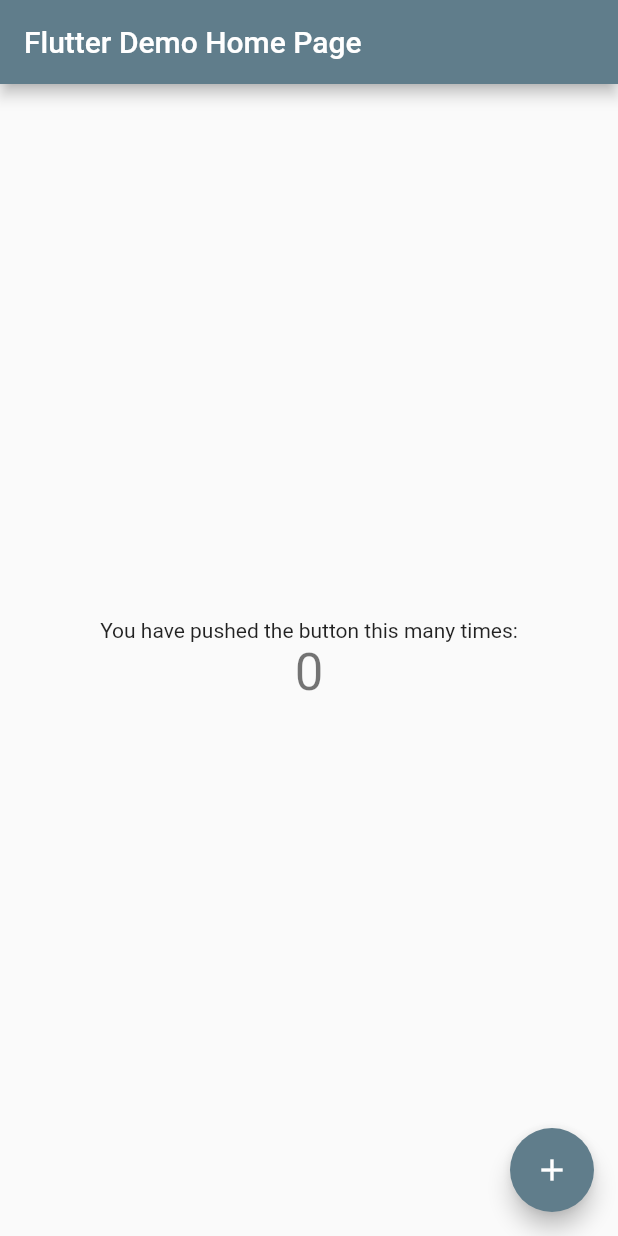
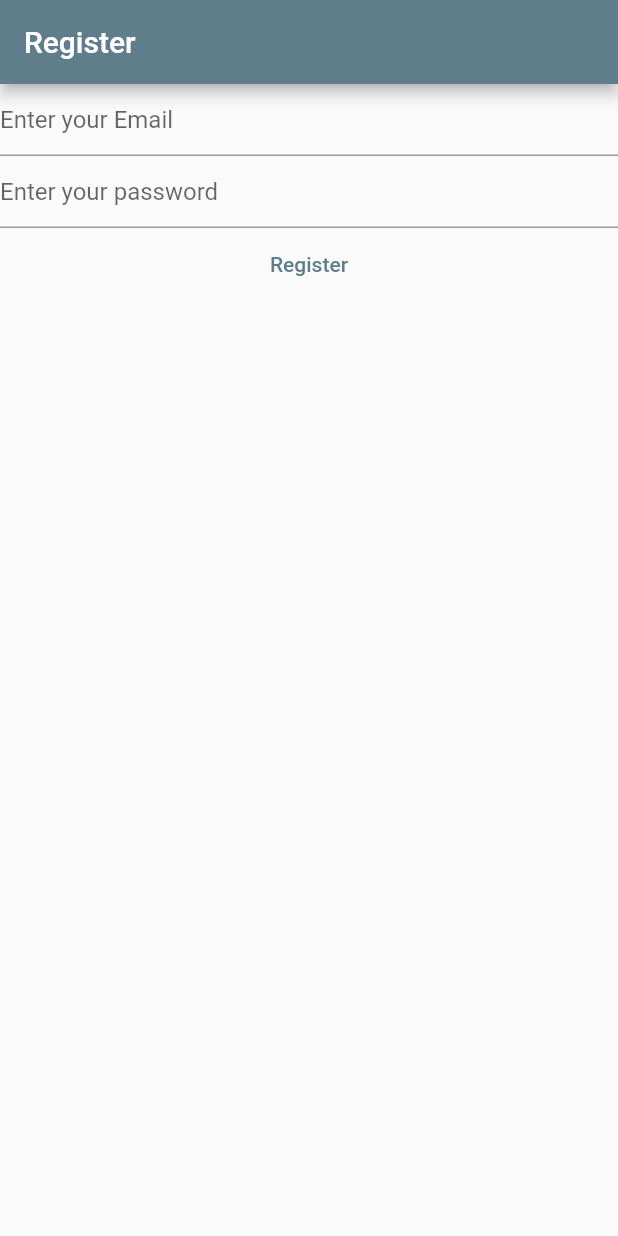
Before and after one commit to RJ-song/MyTestApp, a Flutter app: the screen it shows after launch, on a phone screen of 412 x 824 dp. Run offline on Flutter 3.47's test engine with Material 2 defaults, Android fonts, the phone set to English and light mode, and no system bars; our stand-ins replace firebase_auth, firebase_core; accounts and stored records are empty.

```diff
--- a/lib/main.dart
+++ b/lib/main.dart
@@ -1,123 +1,101 @@
 import 'package:flutter/material.dart';
 import 'package:firebase_core/firebase_core.dart';
 import 'firebase_options.dart';
-
+import 'package:firebase_auth/firebase_auth.dart';
 
 Future<void> main() async {
+  WidgetsFlutterBinding.ensureInitialized();
   await Firebase.initializeApp(
     options:DefaultFirebaseOptions.currentPlatform
   );
-  runApp(const MyApp());
+  WidgetsFlutterBinding.ensureInitialized();
+  runApp(MaterialApp(
+      title: 'Flutter Demo',
+      theme: ThemeData(
+
+        primarySwatch: Colors.blueGrey,
+      ),
+      home: const HomePage(),
+    ),
+    );
 }
 
+class HomePage extends StatefulWidget {
+  const HomePage({super.key});
 
-class MyApp extends StatelessWidget {
-  const MyApp({super.key});
-  // This widget is the root of your application.
   @override
-  Widget build(BuildContext context) {
-    return MaterialApp(
-      title: 'Flutter Demo',
-      theme: ThemeData(
-        // This is the theme of your application.
-        //
-        // Try running your application with "flutter run". You'll see the
-        // application has a blue toolbar. Then, without quitting the app, try
-        // changing the primarySwatch below to Colors.green and then invoke
-        // "hot reload" (press "r" in the console where you ran "flutter run",
-        // or simply save your changes to "hot reload" in a Flutter IDE).
-        // Notice that the counter didn't reset back to zero; the application
-        // is not restarted.
-        primarySwatch: Colors.blueGrey,
-      ),
-      home: const MyHomePage(title: 'Flutter Demo Home Page'),
-    );
-  }
+  State<HomePage> createState() => _HomePageState();
 }
 
-class MyHomePage extends StatefulWidget {
-  const MyHomePage({super.key, required this.title});
-
-  // This widget is the home page of your application. It is stateful, meaning
-  // that it has a State object (defined below) that contains fields that affect
-  // how it looks.
-
-  // This class is the configuration for the state. It holds the values (in this
-  // case the title) provided by the parent (in this case the App widget) and
-  // used by the build method of the State. Fields in a Widget subclass are
-  // always marked "final".
-
-  final String title;
+class _HomePageState extends State<HomePage> {
+  late final TextEditingController _email;
+  late final TextEditingController _pwd;
 
   @override
-  State<MyHomePage> createState() => _MyHomePageState();
-}
+  void initState() {
+    _email=TextEditingController();
+    _pwd=TextEditingController();
+    super.initState();
+  }
 
-class _MyHomePageState extends State<MyHomePage> {
-  int _counter = 0;
-
-  void _incrementCounter() {
-    setState(() {
-      // This call to setState tells the Flutter framework that something has
-      // changed in this State, which causes it to rerun the build method below
-      // so that the display can reflect the updated values. If we changed
-      // _counter without calling setState(), then the build method would not be
-      // called again, and so nothing would appear to happen.
-      _counter++;
-    });
-    // Test Comment
-    // Test Comment2
+  @override
+  void dispose() {
+    _email.dispose();
+    _pwd.dispose();
+    super.dispose();
   }
 
   @override
   Widget build(BuildContext context) {
-    // This method is rerun every time setState is called, for instance as done
-    // by the _incrementCounter method above.
-    //
-    // The Flutter framework has been optimized to make rerunning build methods
-    // fast, so that you can just rebuild anything that needs updating rather
-    // than having to individually change instances of widgets.
     return Scaffold(
       appBar: AppBar(
-        // Here we take the value from the MyHomePage object that was created by
-        // the App.build method, and use it to set our appbar title.
-        title: Text(widget.title),
-      ),
-      body: Center(
-        // Center is a layout widget. It takes a single child and positions it
-        // in the middle of the parent.
-        child: Column(
-          // Column is also a layout widget. It takes a list of children and
-          // arranges them vertically. By default, it sizes itself to fit its
-          // children horizontally, and tries to be as tall as its parent.
-          //
-          // Invoke "debug painting" (press "p" in the console, choose the
-          // "Toggle Debug Paint" action from the Flutter Inspector in Android
-          // Studio, or the "Toggle Debug Paint" command in Visual Studio Code)
-          // to see the wireframe for each widget.
-          //
-          // Column has various properties to control how it sizes itself and
-          // how it positions its children. Here we use mainAxisAlignment to
-          // center the children vertically; the main axis here is the vertical
-          // axis because Columns are vertical (the cross axis would be
-          // horizontal).
-          mainAxisAlignment: MainAxisAlignment.center,
-          children: <Widget>[
-            const Text(
-              'You have pushed the button this many times:',
-            ),
-            Text(
-              '$_counter',
-              style: Theme.of(context).textTheme.headline4,
-            ),
-          ],
+        title: const Text('Register'),
         ),
-      ),
-      floatingActionButton: FloatingActionButton(
-        onPressed: _incrementCounter,
-        tooltip: 'Increment',
-        child: const Icon(Icons.add),
-      ), // This trailing comma makes auto-formatting nicer for build methods.
+        body: FutureBuilder(
+          future: Firebase.initializeApp(
+                  options: DefaultFirebaseOptions.currentPlatform,
+                ),
+          builder:(context, snapshot) {
+            switch(snapshot.connectionState){
+              case ConnectionState.done:
+                return Column(
+            children: [
+              TextField(
+                controller: _email,
+                enableSuggestions: false,
+                autocorrect: false,
+                keyboardType: TextInputType.emailAddress,
+                decoration: const InputDecoration(
+                  hintText: 'Enter your Email'
+                ),
+              ),
+              TextField(
+                controller: _pwd,
+                obscureText: true,
+                enableSuggestions: false,
+                autocorrect: false,
+                decoration: const InputDecoration(
+                  hintText: 'Enter your password'
+                ),
+              ),
+              TextButton(onPressed:() async{
+
+                final email = _email.text;
+                final pwd = _pwd.text;
+                 final UserCredential =
+                 await FirebaseAuth.instance.createUserWithEmailAndPassword(
+                  email: email,
+                  password: pwd
+                  );
+                  print(UserCredential);
+              }, child: const Text('Register')),
+            ],
+          );
+          default:
+          return const Text('Loading...');
+            }
+          },
+        ),
     );
   }
 }
```
Also changed, not shown: 1 other file.
